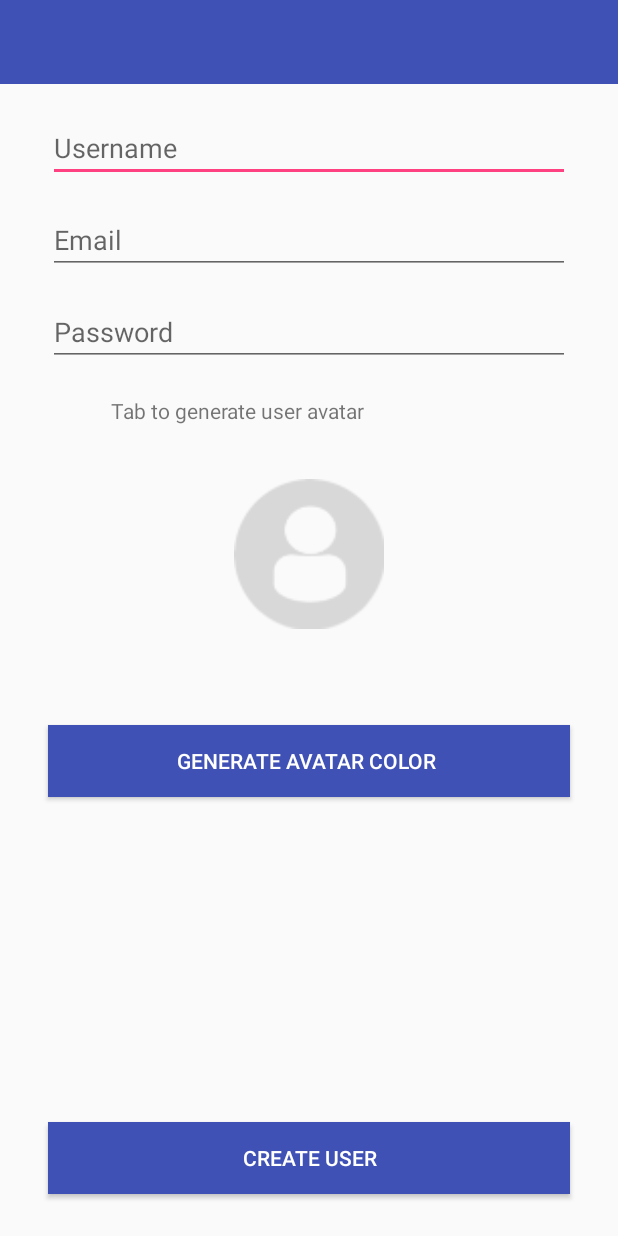
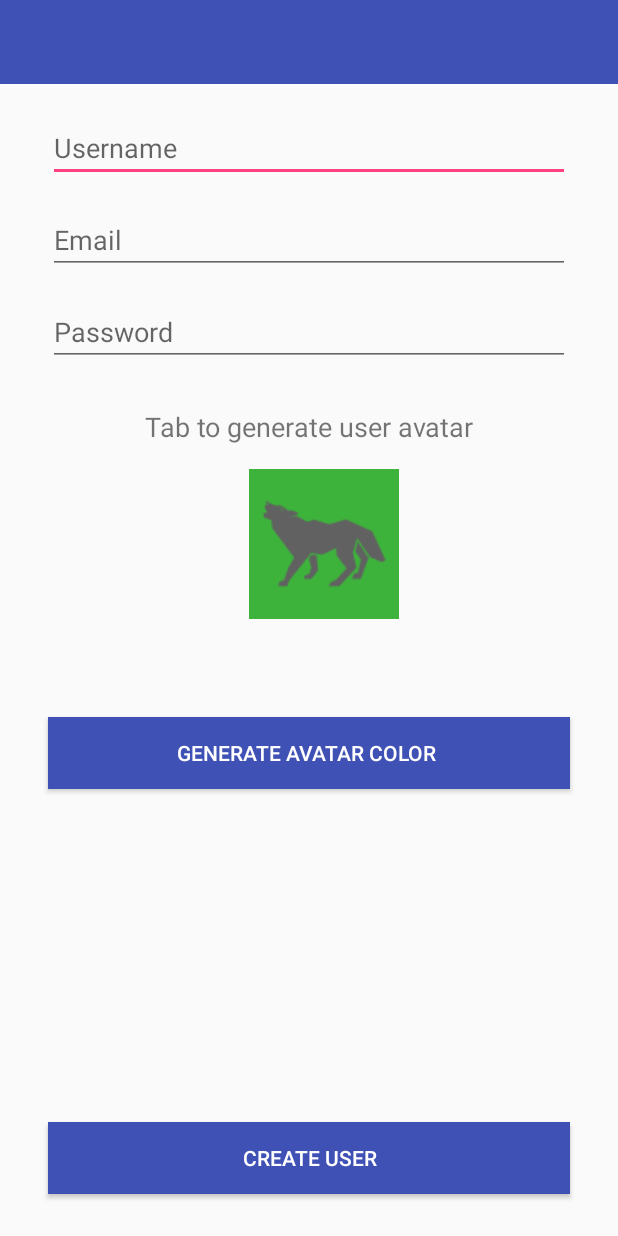
Before and after one commit to kevinjam/TalkTome-Chat, an Android app: the CreateUserActivity screen opened directly, with no data from a screen before it, after a tap on "GENERATE AVATAR COLOR", on a phone screen of 412 x 824 dp. Run offline under Robolectric (Android 15) with nearby library versions, the phone set to English and light mode, and no system bars; 1 other tap on this screen came first.

Commit message:
add avatar image to the app

```diff
--- a/app/src/main/java/com/kevinjanvier/talktome/controller/CreateUserActivity.kt
+++ b/app/src/main/java/com/kevinjanvier/talktome/controller/CreateUserActivity.kt
@@ -1,11 +1,17 @@
 package com.kevinjanvier.talktome.controller
 
+import android.graphics.Color
 import android.support.v7.app.AppCompatActivity
 import android.os.Bundle
 import android.view.View
 import com.kevinjanvier.talktome.R
+import kotlinx.android.synthetic.main.activity_signup.*
+import java.util.*
 
 class CreateUserActivity : AppCompatActivity() {
+
+    var userAvatar = "profileDefault"
+    var avatarColor ="[0.5, 0.5, 0.5, 1]"
 
     override fun onCreate(savedInstanceState: Bundle?) {
         super.onCreate(savedInstanceState)
@@ -13,6 +19,17 @@ class CreateUserActivity : AppCompatActivity() {
     }
 
     fun generateuserAvatar(view : View){
+        val random = Random()
+        val color = random.nextInt(2)
+        val avatar = random.nextInt(28)
+        if (color== 0){
+            userAvatar = "light$avatar"
+        }else{
+            userAvatar ="dark$avatar"
+        }
+
+        val resouldId = resources.getIdentifier(userAvatar, "drawable", packageName)
+        createAvator.setImageResource(resouldId)
 
     }
 
@@ -20,6 +37,18 @@ class CreateUserActivity : AppCompatActivity() {
 
     }
     fun generateColorClicked(view: View){
+        val random = Random()
+        val r = random.nextInt(255)
+        val g = random.nextInt(255)
+        val b = random.nextInt(255)
+
+        createAvator.setBackgroundColor(Color.rgb(r,g,b))
+
+        val savedR = r.toDouble() / 255
+        val savedG = g.toDouble() / 255
+        val savedB = b.toDouble() /255
+
+        avatarColor ="[$savedR, $savedG, $savedB"
 
     }
 }
--- a/app/src/main/res/layout/activity_signup.xml
+++ b/app/src/main/res/layout/activity_signup.xml
@@ -7,11 +7,11 @@
     tools:context="com.kevinjanvier.talktome.controller.CreateUserActivity">
 
     <include
-    android:id="@+id/toolbar"
-    layout="@layout/toolbar"
-    app:layout_constraintEnd_toEndOf="parent"
-    tools:layout_editor_absoluteY="0dp"
-        tools:ignore="MissingConstraints" />
+        android:id="@+id/toolbar"
+        layout="@layout/toolbar"
+        app:layout_constraintEnd_toEndOf="parent"
+        tools:ignore="MissingConstraints"
+        tools:layout_editor_absoluteY="0dp" />
 
     <EditText
         android:id="@+id/createUsername"
@@ -57,7 +57,7 @@
         app:layout_constraintBottom_toTopOf="@+id/button2"
         app:layout_constraintEnd_toEndOf="parent"
         app:layout_constraintStart_toStartOf="parent"
-        app:layout_constraintTop_toBottomOf="@+id/CreateAvator"
+        app:layout_constraintTop_toBottomOf="@+id/createAvator"
         app:layout_constraintVertical_bias="0.212" />
 
     <Button
@@ -76,12 +76,13 @@
         app:layout_constraintStart_toStartOf="parent" />
 
     <ImageView
-        android:id="@+id/CreateAvator"
+        android:id="@+id/createAvator"
         android:layout_width="100dp"
         android:layout_height="100dp"
-        android:layout_marginTop="36dp"
+        android:layout_marginTop="16dp"
         android:onClick="generateuserAvatar"
         app:layout_constraintEnd_toEndOf="parent"
+        app:layout_constraintHorizontal_bias="0.531"
         app:layout_constraintStart_toStartOf="parent"
         app:layout_constraintTop_toBottomOf="@+id/textView2"
         app:srcCompat="@drawable/profiledefault" />
@@ -104,11 +105,13 @@
         android:id="@+id/textView2"
         android:layout_width="wrap_content"
         android:layout_height="0dp"
-        android:layout_marginEnd="104dp"
+        android:layout_marginEnd="8dp"
         android:layout_marginStart="8dp"
-        android:layout_marginTop="20dp"
+        android:layout_marginTop="28dp"
+        android:textSize="18sp"
         android:text="@string/tab_to_generate_user_avatar"
-        app:layout_constraintEnd_toEndOf="parent"
+        app:layout_constraintEnd_toEndOf="@+id/toolbar"
+        app:layout_constraintHorizontal_bias="0.502"
         app:layout_constraintStart_toStartOf="@+id/toolbar"
         app:layout_constraintTop_toBottomOf="@+id/CreatePassword" />
 </android.support.constraint.ConstraintLayout>
```
